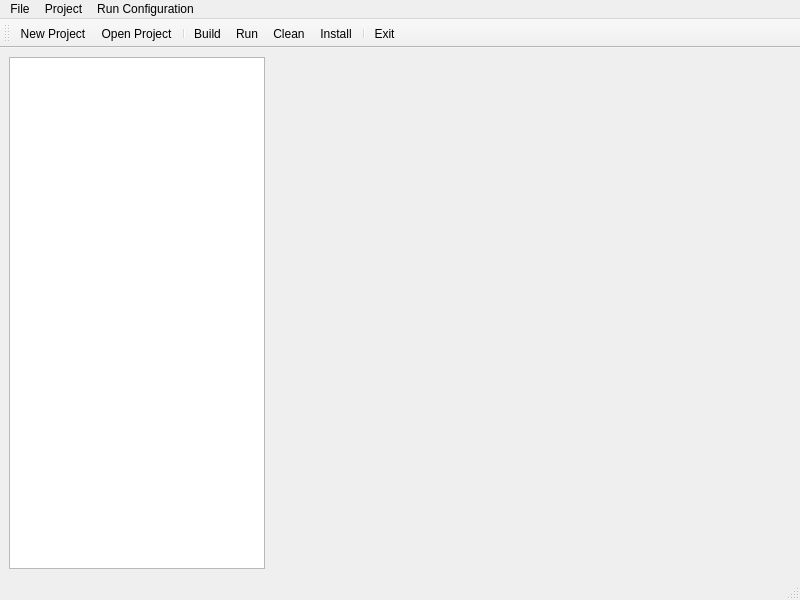
Qt form mainwindow.ui (Paul-Passeron/ProjmanQt) before a commit.
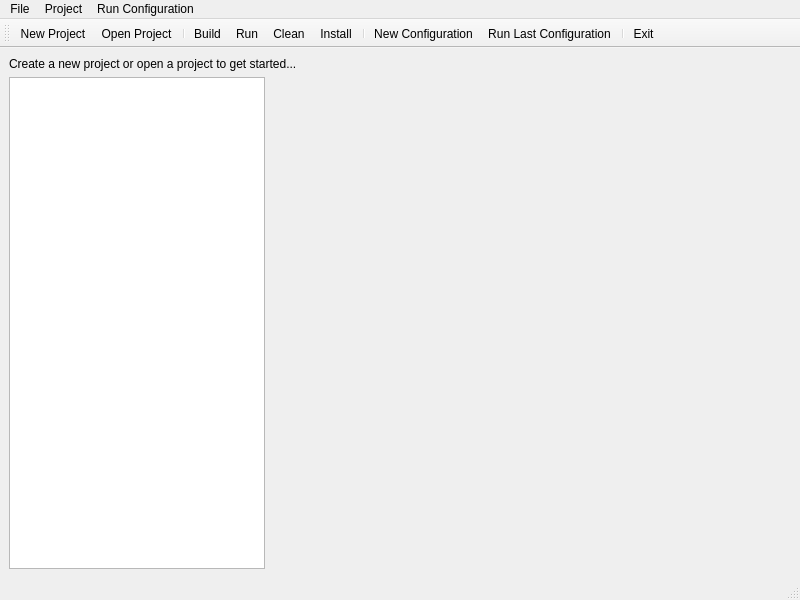
The same form after that commit. Icons and pictures are not drawn.

Commit message: `Added support for project path and file structure generation in CppProject class. Updated ProjectManager and Project classes to use project path. Added new methods to Utils class for sanitizing project names and creating files. Updated project file structure generation and tree view

Diff of the .ui file:
```diff
--- a/mainwindow.ui
+++ b/mainwindow.ui
@@ -20,6 +20,13 @@
       <property name="sizeConstraint">
        <enum>QLayout::SizeConstraint::SetDefaultConstraint</enum>
       </property>
+      <item>
+       <widget class="QLabel" name="projectOpenedLabel">
+        <property name="text">
+         <string>Create a new project or open a project to get started...</string>
+        </property>
+       </widget>
+      </item>
       <item>
        <widget class="QTreeView" name="treeView">
         <property name="sizePolicy">
@@ -106,6 +113,9 @@
    <addaction name="actionClean"/>
    <addaction name="actionInstall"/>
    <addaction name="separator"/>
+   <addaction name="actionNew_Configuration"/>
+   <addaction name="actionRun_Last_Configuration"/>
+   <addaction name="separator"/>
    <addaction name="actionExit"/>
   </widget>
   <action name="actionNew_Project">
@@ -185,6 +195,14 @@
     <string>New Configuration</string>
    </property>
   </action>
+  <action name="actionRun_Last_Configuration">
+   <property name="icon">
+    <iconset theme="QIcon::ThemeIcon::DocumentOpenRecent"/>
+   </property>
+   <property name="text">
+    <string>Run Last Configuration</string>
+   </property>
+  </action>
  </widget>
  <resources/>
  <connections/>
```
Left out of the diff: 22 changed lines with no effect on the pictures. The commit also changes 11 other files.
